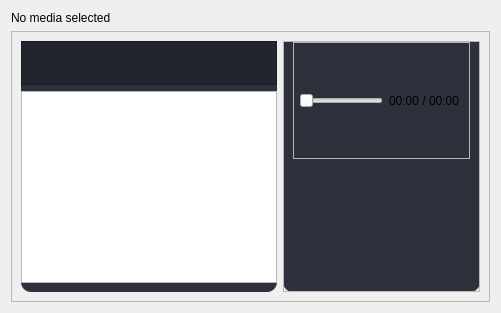
Before: the Qt Designer form SmartHome/Gui/Pages/Media/media_page.ui in Mirko-A/SmartHome, drawn with Qt 5.
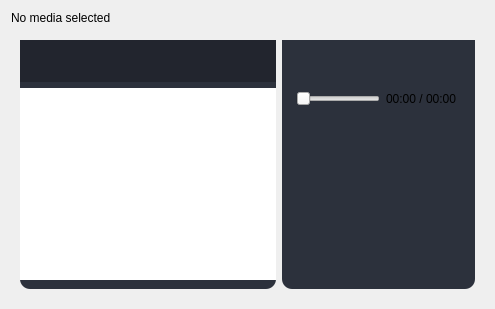
After: the same form once the commit is applied. Icons and pictures are not drawn. Custom widgets are drawn as their Qt base class.

Commit message: fix(gui): local border removal rather than global

```diff
--- a/SmartHome/Gui/Pages/Media/media_page.ui
+++ b/SmartHome/Gui/Pages/Media/media_page.ui
@@ -3,7 +3,11 @@
  <class>MediaPage</class>
  <widget class="QWidget" name="mediaPage">
   <property name="styleSheet">
-   <string notr="true" />
+      <string notr="true">
+        * {
+          border: none;
+        }
+      </string>
   </property>
   <layout class="QVBoxLayout" name="verticalLayout_4">
    <item>
```
Left out of the diff: 49 changed lines with no effect on the pictures. Lines whose indentation alone changed are shown as unchanged. The commit also changes 8 other files.
